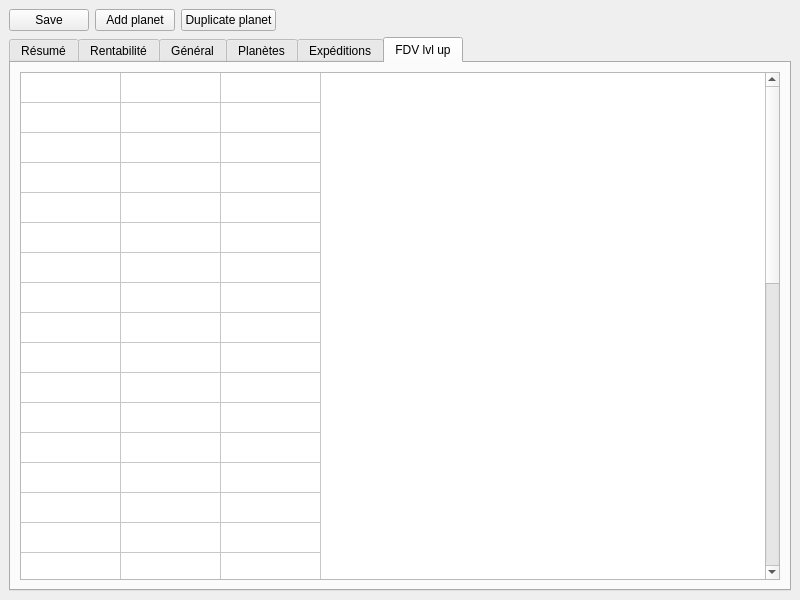
Before: the Qt Designer form mainwindow.ui in crocomo83/OgameHelper, drawn with Qt 5.
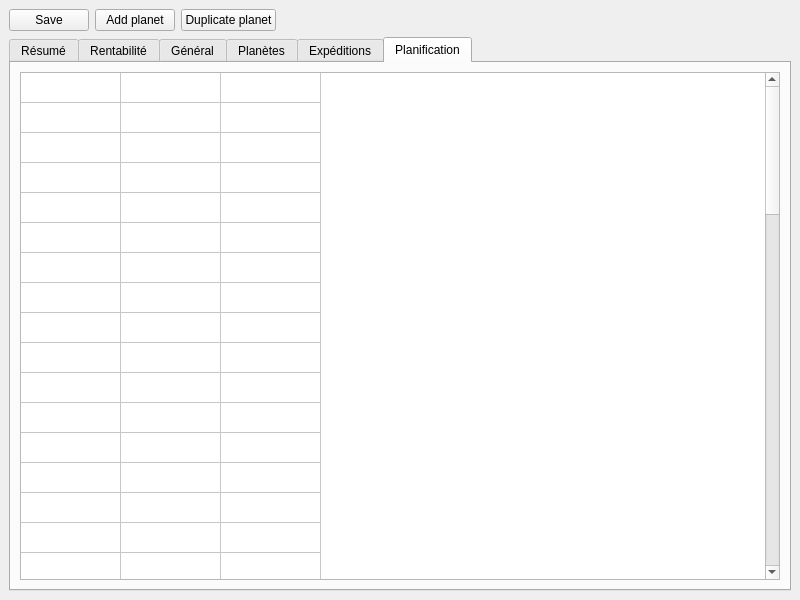
After: the same form once the commit is applied.

What changed in the file:
```diff
--- a/mainwindow.ui
+++ b/mainwindow.ui
@@ -378,7 +378,7 @@
         </widget>
         <widget class="QWidget" name="lvlUpFdv">
          <attribute name="title">
-          <string>FDV lvl up</string>
+          <string>Planification</string>
          </attribute>
          <layout class="QHBoxLayout" name="horizontalLayout_8">
           <item>
@@ -387,7 +387,7 @@
              <bool>true</bool>
             </property>
             <property name="rowCount">
-             <number>39</number>
+             <number>60</number>
             </property>
             <property name="columnCount">
              <number>3</number>
@@ -440,6 +440,27 @@
             <row/>
             <row/>
             <row/>
+            <row/>
+            <row/>
+            <row/>
+            <row/>
+            <row/>
+            <row/>
+            <row/>
+            <row/>
+            <row/>
+            <row/>
+            <row/>
+            <row/>
+            <row/>
+            <row/>
+            <row/>
+            <row/>
+            <row/>
+            <row/>
+            <row/>
+            <row/>
+            <row/>
             <column/>
             <column/>
             <column/>
```
Left out of the diff: 7 changed lines with no effect on the pictures.
